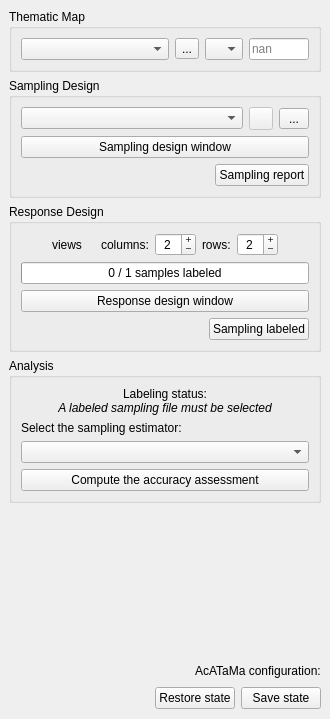
First picture: the form in ui/acatama_dockwidget.ui, repository SMByC/AcATaMa, before the edit.
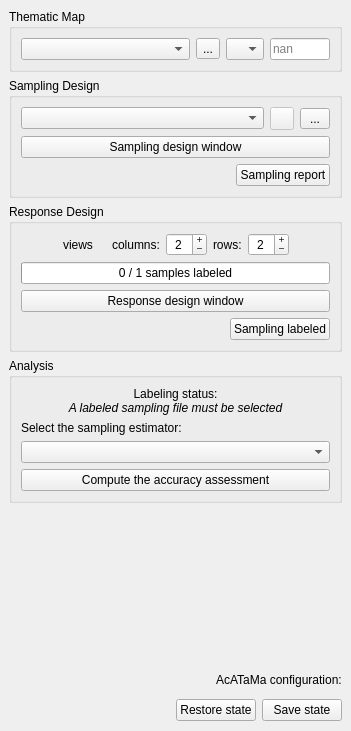
Second picture: the form after the edit. Icons and pictures are not drawn. Custom widgets are drawn as their Qt base class.

Commit message: Make the main dock widget scrollable to improve usability on small screens

```diff
--- a/ui/acatama_dockwidget.ui
+++ b/ui/acatama_dockwidget.ui
@@ -6,8 +6,8 @@
    <rect>
     <x>0</x>
     <y>0</y>
-    <width>330</width>
-    <height>719</height>
+    <width>351</width>
+    <height>731</height>
    </rect>
   </property>
   <property name="windowTitle">
@@ -15,6 +15,48 @@
   </property>
   <widget class="QWidget" name="dockWidgetContents">
    <layout class="QVBoxLayout" name="verticalLayout_22">
+    <property name="spacing">
+     <number>0</number>
+    </property>
+    <property name="leftMargin">
+     <number>0</number>
+    </property>
+    <property name="topMargin">
+     <number>0</number>
+    </property>
+    <property name="rightMargin">
+     <number>0</number>
+    </property>
+    <property name="bottomMargin">
+     <number>0</number>
+    </property>
+    <item>
+     <widget class="QScrollArea" name="scrollArea">
+      <property name="frameShape">
+       <enum>QFrame::NoFrame</enum>
+      </property>
+      <property name="frameShadow">
+       <enum>QFrame::Plain</enum>
+      </property>
+      <property name="lineWidth">
+       <number>0</number>
+      </property>
+      <property name="horizontalScrollBarPolicy">
+       <enum>Qt::ScrollBarAlwaysOff</enum>
+      </property>
+      <property name="widgetResizable">
+       <bool>true</bool>
+      </property>
+      <widget class="QWidget" name="scrollAreaWidgetContents">
+       <property name="geometry">
+        <rect>
+         <x>0</x>
+         <y>0</y>
+         <width>351</width>
+         <height>629</height>
+        </rect>
+       </property>
+       <layout class="QVBoxLayout" name="verticalLayout">
     <item>
      <widget class="QGroupBox" name="QGBox_ThematicMap">
       <property name="title">
@@ -115,7 +157,7 @@
       <property name="title">
        <string>Sampling Design</string>
       </property>
-      <layout class="QVBoxLayout" name="verticalLayout">
+          <layout class="QVBoxLayout" name="verticalLayout_6">
        <item>
         <widget class="QWidget" name="widget_4" native="true">
          <layout class="QVBoxLayout" name="verticalLayout_8">
@@ -597,42 +639,19 @@
       </property>
       <property name="sizeHint" stdset="0">
        <size>
-        <width>20</width>
-        <height>40</height>
+            <width>295</width>
+            <height>0</height>
        </size>
       </property>
      </spacer>
     </item>
+       </layout>
+      </widget>
+     </widget>
+    </item>
     <item>
-     <widget class="QWidget" name="widget_restore_save_acatama_state" native="true">
-      <layout class="QGridLayout" name="gridLayout_5">
-       <property name="leftMargin">
-        <number>0</number>
-       </property>
-       <property name="topMargin">
-        <number>0</number>
-       </property>
-       <property name="rightMargin">
-        <number>0</number>
-       </property>
-       <property name="bottomMargin">
-        <number>0</number>
-       </property>
-       <item row="0" column="0">
         <widget class="QWidget" name="widget_9" native="true">
          <layout class="QHBoxLayout" name="horizontalLayout_9">
-          <property name="spacing">
-           <number>3</number>
-          </property>
-          <property name="leftMargin">
-           <number>0</number>
-          </property>
-          <property name="topMargin">
-           <number>0</number>
-          </property>
-          <property name="rightMargin">
-           <number>0</number>
-          </property>
           <property name="bottomMargin">
            <number>0</number>
           </property>
@@ -665,24 +684,9 @@
          </layout>
         </widget>
        </item>
-      </layout>
-     </widget>
-    </item>
     <item>
      <widget class="QWidget" name="widget_plugin_info" native="true">
       <layout class="QHBoxLayout" name="horizontalLayout_25">
-       <property name="leftMargin">
-        <number>0</number>
-       </property>
-       <property name="topMargin">
-        <number>0</number>
-       </property>
-       <property name="rightMargin">
-        <number>0</number>
-       </property>
-       <property name="bottomMargin">
-        <number>0</number>
-       </property>
        <item>
         <widget class="QToolButton" name="QPBtn_PluginInfo">
          <property name="toolTip">
```
Left out of the diff: 2 changed lines with no effect on the pictures. Lines whose indentation alone changed are shown as unchanged.
